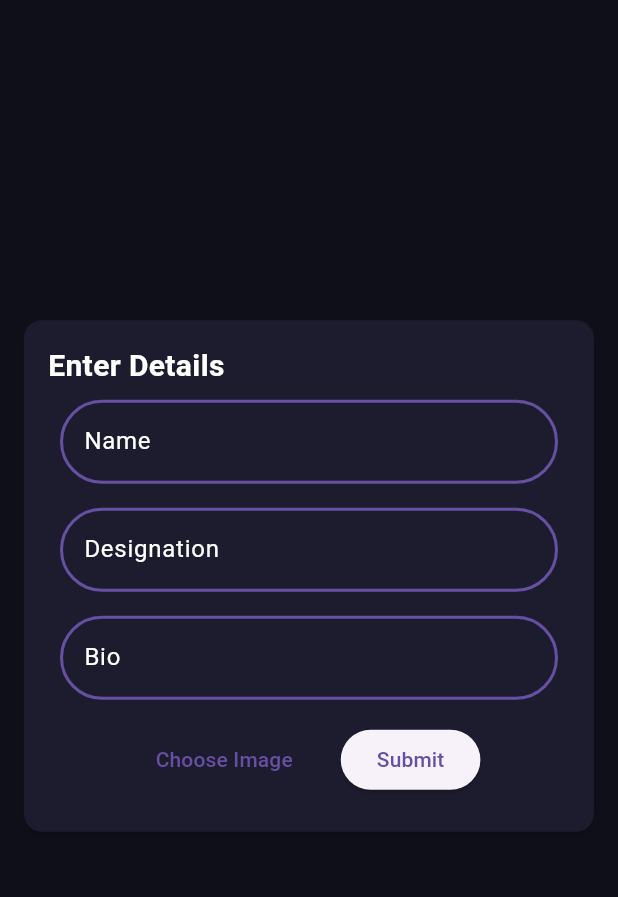
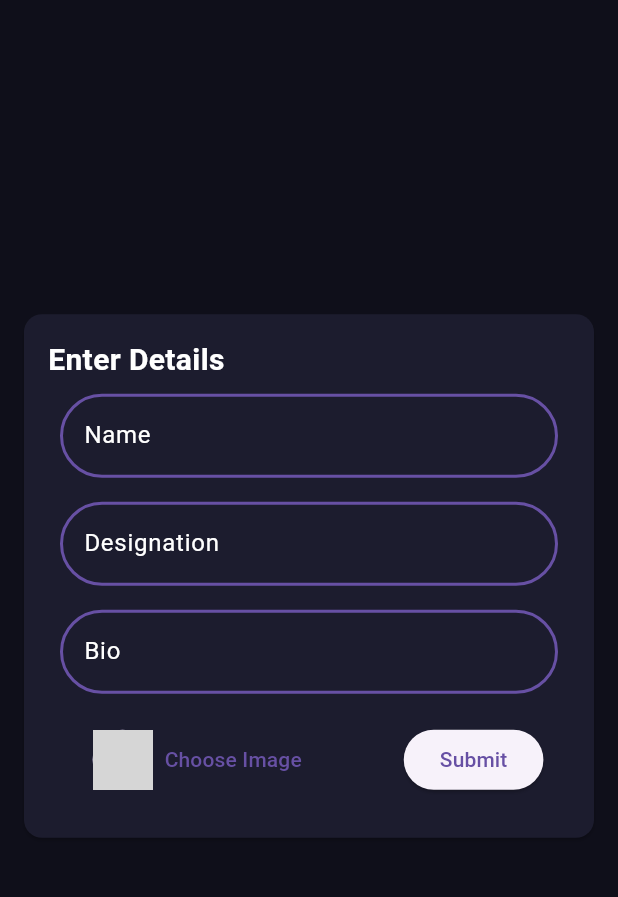
Before and after one commit to ArfanAnulal/Profile-Builder, a Flutter app: the screen it shows after launch, on a phone screen of 412 x 824 dp, the part 84-981 px from its top. Run offline on Flutter 3.47's test engine with Material 3 defaults, Android fonts, the phone set to English and light mode, and no system bars; our stand-ins replace image_picker; network calls fail; grey boxes are pictures that could not be loaded.

Commit message:
added image preview

```diff
--- a/lib/pages/homepage.dart
+++ b/lib/pages/homepage.dart
@@ -17,7 +17,7 @@ class _MyHomePageState extends State<MyHomePage> {
   final List<Map<String, String>> textFieldData = [
     {'label': 'Name', 'hint': 'Enter Your Name'},
     {'label': 'Designation', 'hint': 'e.g., Flutter Developer'},
-    {'label': 'Bio', 'hint': 'Enter Your Name'},
+    {'label': 'Bio', 'hint': 'Tell Us About Yourself'},
   ];
   final Map<String, TextEditingController> controllers = {
   'Name': TextEditingController(),
--- a/lib/widgets/image_picker.dart
+++ b/lib/widgets/image_picker.dart
@@ -28,7 +28,20 @@ class _ImagePickerWidgetState extends State<ImagePickerWidget> {
   Widget build(BuildContext context) {
     return TextButton(
       onPressed: () => _pickImage(ImageSource.gallery),
-      child: const Text('Choose Image'),
+      child: Row(
+        children: [
+          CircleAvatar(
+                    radius: 20,
+                    backgroundImage: _image != null
+      ? FileImage(_image!) as ImageProvider
+      : const NetworkImage('https://w7.pngwing.com/pngs/178/595/png-transparent-user-profile-computer-icons-login-user-avatars-thumbnail.png'),
+                  ),
+          Padding(
+            padding: const EdgeInsets.only(left: 8,right: 36),
+            child: const Text('Choose Image'),
+          ),
+        ],
+      ),
 
     );
   }
```
Also changed, not shown: 1 other file.
